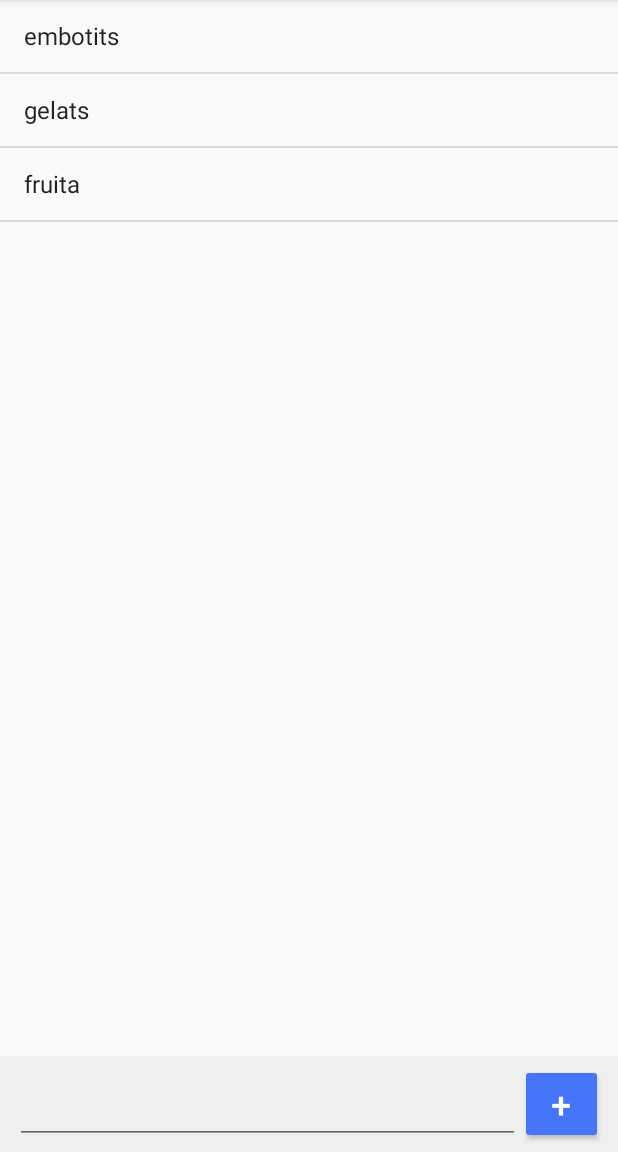
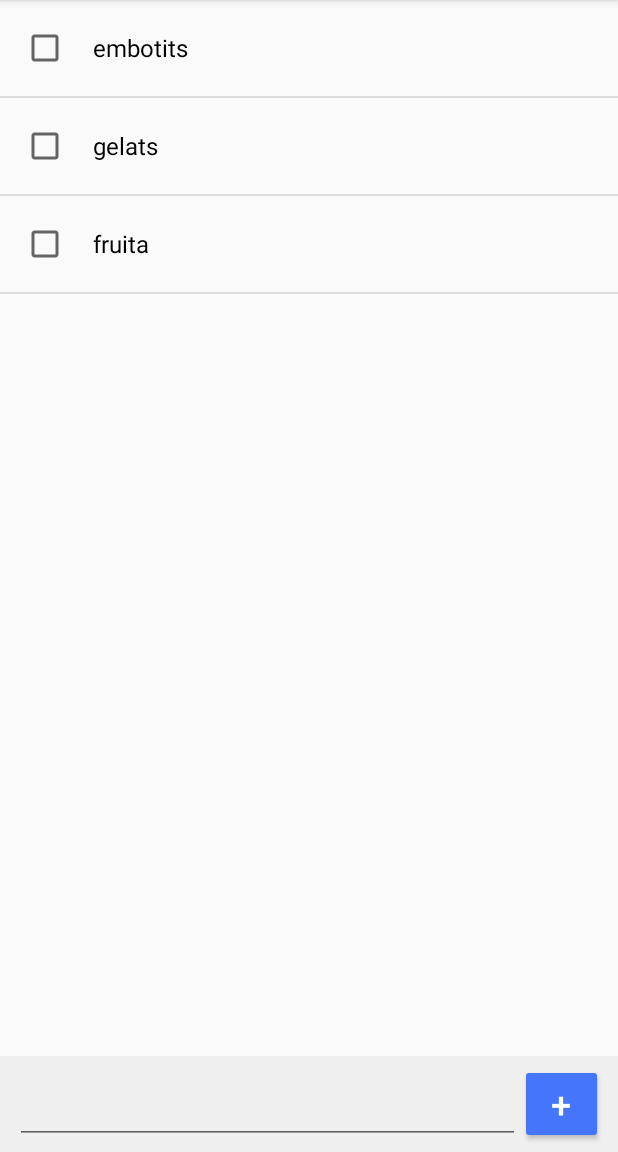
Before and after one commit to seditaa/ShoppingList2, an Android app: the screen it shows after launch (ShoppingListActivity), on a phone screen of 412 x 824 dp, the part 84-1236 px from its top. Run offline under Robolectric (Android 15) with nearby library versions, the phone set to English and light mode, and no system bars.

Commit message:
Adaptador derivat d'ArrayAdapter <String>

```diff
--- a/app/src/main/java/edu/upc/eseiaat/pma/shoppinglist/ShoppingListActivity.java
+++ b/app/src/main/java/edu/upc/eseiaat/pma/shoppinglist/ShoppingListActivity.java
@@ -20,7 +20,7 @@ import static android.media.CamcorderProfile.get;
 public class ShoppingListActivity extends AppCompatActivity {
 
     private ArrayList <String> itemList;
-    private ArrayAdapter <String> adapter;
+    private ShoppingListAdapter adapter;
 
     private ListView list;
     private EditText edit_item;
@@ -37,7 +37,7 @@ public class ShoppingListActivity extends AppCompatActivity {
         itemList.add("embotits");
         itemList.add("gelats");
         itemList.add("fruita");
-        adapter = new ArrayAdapter<String>(this,android.R.layout.simple_list_item_1,itemList);
+        adapter = new ShoppingListAdapter(this,R.layout.shopping_item,itemList);
         list.setAdapter(adapter);
 
         edit_item.setOnEditorActionListener(new TextView.OnEditorActionListener() {
--- /dev/null
+++ b/app/src/main/java/edu/upc/eseiaat/pma/shoppinglist/ShoppingListAdapter.java
@@ -0,0 +1,37 @@
+package edu.upc.eseiaat.pma.shoppinglist;
+
+import android.content.Context;
+import android.support.annotation.LayoutRes;
+import android.support.annotation.NonNull;
+import android.support.annotation.Nullable;
+import android.view.LayoutInflater;
+import android.view.View;
+import android.view.ViewGroup;
+import android.widget.ArrayAdapter;
+import android.widget.CheckBox;
+
+import java.util.List;
+
+/**
+ * Created by Dani on 23/10/2017.
+ */
+
+public class ShoppingListAdapter extends ArrayAdapter <String> {
+    public ShoppingListAdapter(Context context, int resource, List objects) {
+        super(context, resource, objects);
+    }
+
+    @NonNull
+    @Override
+    public View getView(int position, View convertView, ViewGroup parent) {
+        View result = convertView;
+        if (result == null){
+            LayoutInflater inflater = LayoutInflater.from(getContext());
+            result = inflater.inflate(R.layout.shopping_item,null);
+        }
+        CheckBox shopping_item = (CheckBox) result.findViewById(R.id.shopping_item);
+        String item_text = getItem(position);
+        shopping_item.setText(item_text);
+        return result;
+    }
+}
--- a/app/src/main/res/layout/shopping_item.xml
+++ b/app/src/main/res/layout/shopping_item.xml
@@ -1,15 +1,15 @@
 <?xml version="1.0" encoding="utf-8"?>
 <LinearLayout xmlns:android="http://schemas.android.com/apk/res/android"
     android:layout_width="match_parent"
-    android:layout_height="?attr/listPreferredItemHeight"
+    android:layout_height="match_parent"
     android:orientation="vertical"
     android:paddingLeft="14dp">
 
     <CheckBox
         android:id="@+id/shopping_item"
         android:layout_width="match_parent"
-        android:layout_height="match_parent"
-        android:paddingLeft="8dp"
+        android:layout_height="?attr/listPreferredItemHeight"
+        android:paddingLeft="16dp"
         android:text="CheckBox"
         android:textSize="16sp" />
 </LinearLayout>
```
